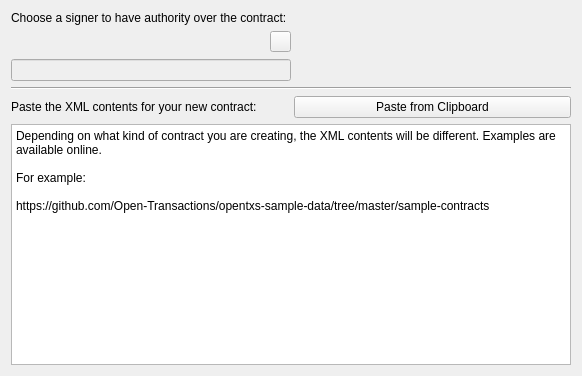
Old version of the form src/gui/widgets/pagecreatecontract.ui in the repository Open-Transactions/Moneychanger.
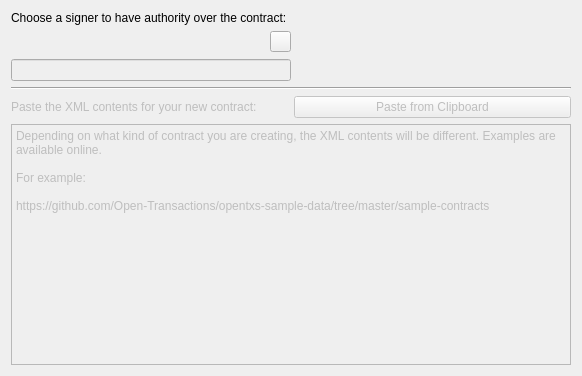
New version of the form. Icons and pictures are not drawn.

Diff of the .ui file:
```diff
--- a/src/gui/widgets/pagecreatecontract.ui
+++ b/src/gui/widgets/pagecreatecontract.ui
@@ -97,6 +97,9 @@
     <layout class="QHBoxLayout" name="horizontalLayout_2">
      <item>
       <widget class="QLabel" name="label">
+       <property name="enabled">
+        <bool>false</bool>
+       </property>
        <property name="text">
         <string>Paste the XML contents for your new contract:</string>
        </property>
@@ -104,6 +107,9 @@
      </item>
      <item>
       <widget class="QPushButton" name="pushButton">
+       <property name="enabled">
+        <bool>false</bool>
+       </property>
        <property name="text">
         <string>Paste from Clipboard</string>
        </property>
@@ -113,6 +119,9 @@
    </item>
    <item>
     <widget class="QPlainTextEdit" name="plainTextEdit">
+     <property name="enabled">
+      <bool>false</bool>
+     </property>
      <property name="readOnly">
       <bool>false</bool>
      </property>
```
Left out of the diff: 10 changed lines with no effect on the pictures.
